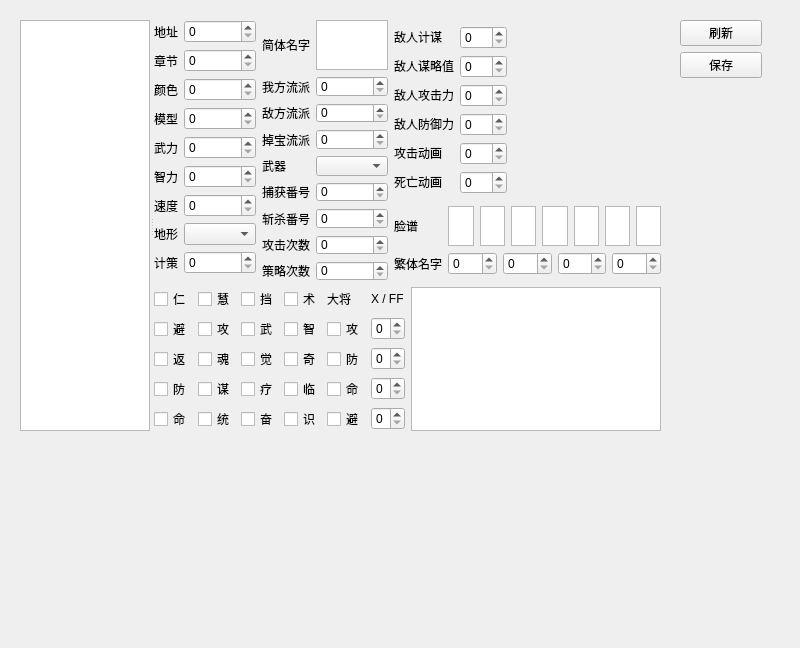
First picture: the form in militarycommander.ui, repository NTS2R/nts2r_evo_editor, before the edit.
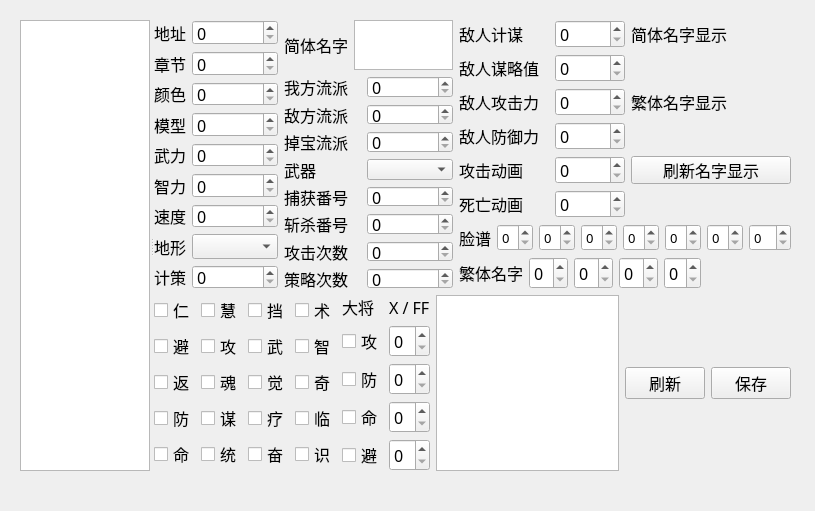
Second picture: the form after the edit.

Diff of the .ui file:
```diff
--- a/militarycommander.ui
+++ b/militarycommander.ui
@@ -6,8 +6,8 @@
    <rect>
     <x>0</x>
     <y>0</y>
-    <width>800</width>
-    <height>648</height>
+    <width>815</width>
+    <height>511</height>
    </rect>
   </property>
   <property name="sizePolicy">
@@ -16,61 +16,22 @@
     <verstretch>0</verstretch>
    </sizepolicy>
   </property>
+  <property name="font">
+   <font>
+    <family>微软雅黑</family>
+    <pointsize>12</pointsize>
+   </font>
+  </property>
   <property name="windowTitle">
    <string>Form</string>
   </property>
-  <widget class="QWidget" name="layoutWidget">
-   <property name="geometry">
-    <rect>
-     <x>680</x>
-     <y>20</y>
-     <width>82</width>
-     <height>411</height>
-    </rect>
-   </property>
-   <layout class="QVBoxLayout" name="verticalLayout_4">
-    <item>
-     <widget class="QPushButton" name="refreshButton">
-      <property name="text">
-       <string>刷新</string>
-      </property>
-      <property name="iconSize">
-       <size>
-        <width>32</width>
-        <height>32</height>
-       </size>
-      </property>
-     </widget>
-    </item>
-    <item>
-     <widget class="QPushButton" name="saveButton">
-      <property name="text">
-       <string>保存</string>
-      </property>
-     </widget>
-    </item>
-    <item>
-     <spacer name="verticalSpacer">
-      <property name="orientation">
-       <enum>Qt::Vertical</enum>
-      </property>
-      <property name="sizeHint" stdset="0">
-       <size>
-        <width>20</width>
-        <height>40</height>
-       </size>
-      </property>
-     </spacer>
-    </item>
-   </layout>
-  </widget>
   <widget class="QSplitter" name="splitter">
    <property name="geometry">
     <rect>
      <x>20</x>
      <y>20</y>
-     <width>641</width>
-     <height>411</height>
+     <width>771</width>
+     <height>451</height>
     </rect>
    </property>
    <property name="minimumSize">
@@ -112,9 +73,6 @@
     <layout class="QVBoxLayout" name="verticalLayout_3">
      <item>
       <layout class="QHBoxLayout" name="horizontalLayout_3">
-       <item>
-        <layout class="QHBoxLayout" name="horizontalLayout_2"/>
-       </item>
        <item>
         <layout class="QGridLayout" name="gridLayout">
          <item row="3" column="0">
@@ -416,14 +374,14 @@
            <item row="6" column="0">
             <widget class="QLabel" name="label_16">
              <property name="sizePolicy">
-              <sizepolicy hsizetype="Preferred" vsizetype="Fixed">
+              <sizepolicy hsizetype="Expanding" vsizetype="Fixed">
                <horstretch>0</horstretch>
                <verstretch>0</verstretch>
               </sizepolicy>
              </property>
              <property name="maximumSize">
               <size>
-               <width>60</width>
+               <width>90</width>
                <height>16777215</height>
               </size>
              </property>
@@ -432,70 +390,22 @@
              </property>
             </widget>
            </item>
-           <item row="3" column="0">
-            <widget class="QLabel" name="label_21">
+           <item row="1" column="0">
+            <widget class="QLabel" name="label_19">
              <property name="sizePolicy">
-              <sizepolicy hsizetype="Preferred" vsizetype="Fixed">
+              <sizepolicy hsizetype="Expanding" vsizetype="Fixed">
                <horstretch>0</horstretch>
                <verstretch>0</verstretch>
               </sizepolicy>
              </property>
              <property name="maximumSize">
               <size>
-               <width>60</width>
+               <width>90</width>
                <height>16777215</height>
               </size>
              </property>
              <property name="text">
-              <string>敌人防御力</string>
-             </property>
-            </widget>
-           </item>
-           <item row="0" column="0">
-            <widget class="QLabel" name="label_18">
-             <property name="sizePolicy">
-              <sizepolicy hsizetype="Preferred" vsizetype="Fixed">
-               <horstretch>0</horstretch>
-               <verstretch>0</verstretch>
-              </sizepolicy>
-             </property>
-             <property name="maximumSize">
-              <size>
-               <width>60</width>
-               <height>16777215</height>
-              </size>
-             </property>
-             <property name="text">
-              <string>敌人计谋</string>
-             </property>
-            </widget>
-           </item>
-           <item row="5" column="1">
-            <widget class="QSpinBox" name="attackAnimationSpinBox">
-             <property name="maximumSize">
-              <size>
-               <width>70</width>
-               <height>16777215</height>
-              </size>
-             </property>
-             <property name="maximum">
-              <number>255</number>
-             </property>
-             <property name="displayIntegerBase">
-              <number>16</number>
-             </property>
-            </widget>
-           </item>
-           <item row="1" column="1">
-            <widget class="QSpinBox" name="moulvezhiSpinBox">
-             <property name="maximumSize">
-              <size>
-               <width>70</width>
-               <height>16777215</height>
-              </size>
-             </property>
-             <property name="maximum">
-              <number>255</number>
+              <string>敌人谋略值</string>
              </property>
             </widget>
            </item>
@@ -528,17 +438,30 @@
              </property>
             </widget>
            </item>
+           <item row="2" column="1">
+            <widget class="QSpinBox" name="gongjiliSpinBox">
+             <property name="maximumSize">
+              <size>
+               <width>70</width>
+               <height>16777215</height>
+              </size>
+             </property>
+             <property name="maximum">
+              <number>255</number>
+             </property>
+            </widget>
+           </item>
            <item row="2" column="0">
             <widget class="QLabel" name="label_20">
              <property name="sizePolicy">
-              <sizepolicy hsizetype="Preferred" vsizetype="Fixed">
+              <sizepolicy hsizetype="Expanding" vsizetype="Fixed">
                <horstretch>0</horstretch>
                <verstretch>0</verstretch>
               </sizepolicy>
              </property>
              <property name="maximumSize">
               <size>
-               <width>60</width>
+               <width>90</width>
                <height>16777215</height>
               </size>
              </property>
@@ -547,13 +470,143 @@
              </property>
             </widget>
            </item>
-           <item row="5" column="2">
+           <item row="5" column="1">
+            <widget class="QSpinBox" name="attackAnimationSpinBox">
+             <property name="maximumSize">
+              <size>
+               <width>70</width>
+               <height>16777215</height>
+              </size>
+             </property>
+             <property name="maximum">
+              <number>255</number>
+             </property>
+             <property name="displayIntegerBase">
+              <number>16</number>
+             </property>
+            </widget>
+           </item>
+           <item row="1" column="1">
+            <widget class="QSpinBox" name="moulvezhiSpinBox">
+             <property name="maximumSize">
+              <size>
+               <width>70</width>
+               <height>16777215</height>
+              </size>
+             </property>
+             <property name="maximum">
+              <number>255</number>
+             </property>
+            </widget>
+           </item>
+           <item row="0" column="0">
+            <widget class="QLabel" name="label_18">
+             <property name="sizePolicy">
+              <sizepolicy hsizetype="Expanding" vsizetype="Fixed">
+               <horstretch>0</horstretch>
+               <verstretch>0</verstretch>
+              </sizepolicy>
+             </property>
+             <property name="maximumSize">
+              <size>
+               <width>90</width>
+               <height>16777215</height>
+              </size>
+             </property>
+             <property name="text">
+              <string>敌人计谋</string>
+             </property>
+            </widget>
+           </item>
+           <item row="3" column="0">
+            <widget class="QLabel" name="label_21">
+             <property name="sizePolicy">
+              <sizepolicy hsizetype="Expanding" vsizetype="Fixed">
+               <horstretch>0</horstretch>
+               <verstretch>0</verstretch>
+              </sizepolicy>
+             </property>
+             <property name="maximumSize">
+              <size>
+               <width>90</width>
+               <height>16777215</height>
+              </size>
+             </property>
+             <property name="text">
+              <string>敌人防御力</string>
+             </property>
+            </widget>
+           </item>
+           <item row="5" column="0">
+            <widget class="QLabel" name="label_15">
+             <property name="sizePolicy">
+              <sizepolicy hsizetype="Expanding" vsizetype="Fixed">
+               <horstretch>0</horstretch>
+               <verstretch>0</verstretch>
+              </sizepolicy>
+             </property>
+             <property name="maximumSize">
+              <size>
+               <width>90</width>
+               <height>16777215</height>
+              </size>
+             </property>
+             <property name="text">
+              <string>攻击动画</string>
+             </property>
+            </widget>
+           </item>
+           <item row="6" column="1">
+            <widget class="QSpinBox" name="deadAnimationSpinBox">
+             <property name="maximumSize">
+              <size>
+               <width>70</width>
+               <height>16777215</height>
+              </size>
+             </property>
+             <property name="maximum">
+              <number>255</number>
+             </property>
+             <property name="displayIntegerBase">
+              <number>16</number>
+             </property>
+            </widget>
+           </item>
+           <item row="0" column="2">
+            <widget class="QLabel" name="label_13">
+             <property name="text">
+              <string>简体名字显示</string>
+             </property>
+            </widget>
+           </item>
+           <item row="2" column="2">
+            <widget class="QLabel" name="label_14">
+             <property name="text">
+              <string>繁体名字显示</string>
+             </property>
+            </widget>
+           </item>
+           <item row="1" column="2">
+            <widget class="QLabel" name="chsNameLabel">
+             <property name="text">
+              <string/>
+             </property>
+            </widget>
+           </item>
+           <item row="3" column="2">
+            <widget class="QLabel" name="chtNameLabel">
+             <property name="text">
+              <string/>
+             </property>
+            </widget>
+           </item>
+           <item row="6" column="2">
             <spacer name="horizontalSpacer">
              <property name="orientation">
               <enum>Qt::Horizontal</enum>
              </property>
              <property name="sizeType">
-              <enum>QSizePolicy::Expanding</enum>
+              <enum>QSizePolicy::Fixed</enum>
              </property>
              <property name="sizeHint" stdset="0">
               <size>
@@ -563,70 +616,10 @@
              </property>
             </spacer>
            </item>
-           <item row="5" column="0">
-            <widget class="QLabel" name="label_15">
-             <property name="sizePolicy">
-              <sizepolicy hsizetype="Preferred" vsizetype="Fixed">
-               <horstretch>0</horstretch>
-               <verstretch>0</verstretch>
-              </sizepolicy>
-             </property>
-             <property name="maximumSize">
-              <size>
-               <width>60</width>
-               <height>16777215</height>
-              </size>
-             </property>
+           <item row="5" column="2">
+            <widget class="QPushButton" name="refreshNameShowButton">
              <property name="text">
-              <string>攻击动画</string>
-             </property>
-            </widget>
-           </item>
-           <item row="2" column="1">
-            <widget class="QSpinBox" name="gongjiliSpinBox">
-             <property name="maximumSize">
-              <size>
-               <width>70</width>
-               <height>16777215</height>
-              </size>
-             </property>
-             <property name="maximum">
-              <number>255</number>
-             </property>
-            </widget>
-           </item>
-           <item row="6" column="1">
-            <widget class="QSpinBox" name="deadAnimationSpinBox">
-             <property name="maximumSize">
-              <size>
-               <width>70</width>
-               <height>16777215</height>
-              </size>
-             </property>
-             <property name="maximum">
-              <number>255</number>
-             </property>
-             <property name="displayIntegerBase">
-              <number>16</number>
-             </property>
-            </widget>
-           </item>
-           <item row="1" column="0">
-            <widget class="QLabel" name="label_19">
-             <property name="sizePolicy">
-              <sizepolicy hsizetype="Preferred" vsizetype="Fixed">
-               <horstretch>0</horstretch>
-               <verstretch>0</verstretch>
-              </sizepolicy>
-             </property>
-             <property name="maximumSize">
-              <size>
-               <width>60</width>
-               <height>16777215</height>
-              </size>
-             </property>
-             <property name="text">
-              <string>敌人谋略值</string>
+              <string>刷新名字显示</string>
              </property>
             </widget>
            </item>
@@ -635,140 +628,127 @@
          <item>
           <layout class="QGridLayout" name="gridLayout_4">
            <item row="0" column="0">
-            <widget class="QLabel" name="label_12">
-             <property name="text">
-              <string>脸谱</string>
-             </property>
-            </widget>
-           </item>
-           <item row="1" column="0">
-            <widget class="QLabel" name="label_7">
-             <property name="text">
-              <string>繁体名字</string>
-             </property>
-            </widget>
-           </item>
-           <item row="0" column="1">
-            <layout class="QHBoxLayout" name="horizontalLayout_5">
-             <property name="sizeConstraint">
-              <enum>QLayout::SetMaximumSize</enum>
-             </property>
+            <layout class="QHBoxLayout" name="horizontalLayout_2">
              <item>
-              <widget class="QPlainTextEdit" name="faceText1">
-               <property name="sizePolicy">
-                <sizepolicy hsizetype="Expanding" vsizetype="Fixed">
-                 <horstretch>0</horstretch>
-                 <verstretch>0</verstretch>
-                </sizepolicy>
+              <widget class="QLabel" name="label_12">
+               <property name="text">
+                <string>脸谱</string>
                </property>
-               <property name="maximumSize">
-                <size>
-                 <width>16777215</width>
-                 <height>40</height>
-                </size>
+              </widget>
+             </item>
+             <item>
+              <widget class="QSpinBox" name="faceSpinBox1">
+               <property name="font">
+                <font>
+                 <pointsize>10</pointsize>
+                </font>
                </property>
+               <property name="maximum">
+                <number>255</number>
+               </property>
+               <property name="displayIntegerBase">
+                <number>16</number>
+               </property>
               </widget>
              </item>
              <item>
-              <widget class="QPlainTextEdit" name="faceText2">
-               <property name="sizePolicy">
-                <sizepolicy hsizetype="Expanding" vsizetype="Fixed">
-                 <horstretch>0</horstretch>
-                 <verstretch>0</verstretch>
-                </sizepolicy>
+              <widget class="QSpinBox" name="faceSpinBox2">
+               <property name="font">
+                <font>
+                 <pointsize>10</pointsize>
+                </font>
                </property>
-               <property name="maximumSize">
-                <size>
-                 <width>16777215</width>
-                 <height>40</height>
-                </size>
+               <property name="maximum">
+                <number>255</number>
                </property>
+               <property name="displayIntegerBase">
+                <number>16</number>
+               </property>
               </widget>
              </item>
              <item>
-              <widget class="QPlainTextEdit" name="faceText3">
-               <property name="sizePolicy">
-                <sizepolicy hsizetype="Expanding" vsizetype="Fixed">
-                 <horstretch>0</horstretch>
-                 <verstretch>0</verstretch>
-                </sizepolicy>
+              <widget class="QSpinBox" name="faceSpinBox3">
+               <property name="font">
+                <font>
+                 <pointsize>10</pointsize>
+                </font>
                </property>
-               <property name="maximumSize">
-                <size>
-                 <width>16777215</width>
-                 <height>40</height>
-                </size>
+               <property name="maximum">
+                <number>255</number>
                </property>
+               <property name="displayIntegerBase">
+                <number>16</number>
+               </property>
               </widget>
              </item>
              <item>
-              <widget class="QPlainTextEdit" name="faceText4">
-               <property name="sizePolicy">
-                <sizepolicy hsizetype="Expanding" vsizetype="Fixed">
-                 <horstretch>0</horstretch>
-                 <verstretch>0</verstretch>
-                </sizepolicy>
+              <widget class="QSpinBox" name="faceSpinBox4">
+               <property name="font">
+                <font>
+                 <pointsize>10</pointsize>
+                </font>
                </property>
-               <property name="maximumSize">
-                <size>
-                 <width>16777215</width>
-                 <height>40</height>
-                </size>
+               <property name="maximum">
+                <number>255</number>
                </property>
+               <property name="displayIntegerBase">
+                <number>16</number>
+               </property>
               </widget>
              </item>
              <item>
-              <widget class="QPlainTextEdit" name="faceText5">
-               <property name="sizePolicy">
-                <sizepolicy hsizetype="Expanding" vsizetype="Fixed">
-                 <horstretch>0</horstretch>
-                 <verstretch>0</verstretch>
-                </sizepolicy>
+              <widget class="QSpinBox" name="faceSpinBox5">
+               <property name="font">
+                <font>
+                 <pointsize>10</pointsize>
+                </font>
                </property>
-               <property name="maximumSize">
-                <size>
-                 <width>16777215</width>
-                 <height>40</height>
-                </size>
+               <property name="maximum">
+                <number>255</number>
                </property>
+               <property name="displayIntegerBase">
+                <number>16</number>
+               </property>
               </widget>
              </item>
              <item>
-              <widget class="QPlainTextEdit" name="faceText6">
-               <property name="sizePolicy">
-                <sizepolicy hsizetype="Expanding" vsizetype="Fixed">
-                 <horstretch>0</horstretch>
-                 <verstretch>0</verstretch>
-                </sizepolicy>
+              <widget class="QSpinBox" name="faceSpinBox6">
+               <property name="font">
+                <font>
+                 <pointsize>10</pointsize>
+                </font>
                </property>
-               <property name="maximumSize">
-                <size>
-                 <width>16777215</width>
-                 <height>40</height>
-                </size>
+               <property name="maximum">
+                <number>255</number>
                </property>
+               <property name="displayIntegerBase">
+                <number>16</number>
+               </property>
               </widget>
              </item>
              <item>
-              <widget class="QPlainTextEdit" name="faceControlText">
-               <property name="sizePolicy">
-                <sizepolicy hsizetype="Expanding" vsizetype="Fixed">
-                 <horstretch>0</horstretch>
-                 <verstretch>0</verstretch>
-                </sizepolicy>
+              <widget class="QSpinBox" name="faceControlSpinBox">
+               <property name="font">
+                <font>
+                 <pointsize>10</pointsize>
+                </font>
                </property>
-               <property name="maximumSize">
-                <size>
-                 <width>16777215</width>
-                 <height>40</height>
-                </size>
+               <property name="maximum">
+                <number>16</number>
                </property>
               </widget>
              </item>
             </layout>
            </item>
-           <item row="1" column="1">
-            <layout class="QHBoxLayout" name="horizontalLayout_6">
+           <item row="1" column="0">
+            <layout class="QHBoxLayout" name="horizontalLayout_8">
+             <item>
+              <widget class="QLabel" name="label_7">
+               <property name="text">
+                <string>繁体名字</string>
+               </property>
+              </widget>
+             </item>
              <item>
               <widget class="QSpinBox" name="chtNameSpinBox1">
                <property name="maximum">
@@ -812,6 +792,19 @@
                </property>
               </widget>
              </item>
+             <item>
+              <spacer name="horizontalSpacer_2">
+               <property name="orientation">
+                <enum>Qt::Horizontal</enum>
+               </property>
+               <property name="sizeHint" stdset="0">
+                <size>
+                 <width>40</width>
+                 <height>20</height>
+                </size>
+               </property>
+              </spacer>
+             </item>
             </layout>
            </item>
           </layout>
@@ -968,27 +961,6 @@
        </item>
        <item>
         <layout class="QGridLayout" name="gridLayout_5">
-         <item row="3" column="0">
-          <widget class="QCheckBox" name="mingCheck">
-           <property name="text">
-            <string>命</string>
-           </property>
-          </widget>
-         </item>
-         <item row="2" column="0">
-          <widget class="QCheckBox" name="fangCheck">
-           <property name="text">
-            <string>防</string>
-           </property>
-          </widget>
-         </item>
-         <item row="4" column="0">
-          <widget class="QCheckBox" name="biCheck">
-           <property name="text">
-            <string>避</string>
-           </property>
-          </widget>
-         </item>
          <item row="1" column="0">
           <widget class="QCheckBox" name="gongCheck">
            <property name="text">
@@ -996,6 +968,47 @@
            </property>
           </widget>
          </item>
+         <item row="4" column="1">
+          <widget class="QSpinBox" name="biSpinBox">
+           <property name="maximum">
+            <number>255</number>
+           </property>
+           <property name="displayIntegerBase">
+            <number>16</number>
+           </property>
+          </widget>
+         </item>
+         <item row="4" column="0">
+          <widget class="QCheckBox" name="biCheck">
+           <property name="text">
+            <string>避</string>
+           </property>
+          </widget>
+         </item>
+         <item row="1" column="1">
+          <widget class="QSpinBox" name="gongSpinBox">
+           <property name="maximum">
+            <number>255</number>
+           </property>
+           <property name="displayIntegerBase">
+            <number>16</number>
+           </property>
+          </widget>
+         </item>
+         <item row="0" column="1">
+          <widget class="QLabel" name="label_26">
+           <property name="text">
+            <string>X / FF</string>
+           </property>
+          </widget>
+         </item>
+         <item row="3" column="0">
+          <widget class="QCheckBox" name="mingCheck">
+           <property name="text">
+            <string>命</string>
+           </property>
+          </widget>
+         </item>
          <item row="0" column="0">
           <widget class="QLabel" name="label_25">
            <property name="text">
@@ -1003,13 +1016,10 @@
            </property>
           </widget>
          </item>
-         <item row="1" column="1">
-          <widget class="QSpinBox" name="gongSpinBox">
-           <property name="maximum">
-            <number>255</number>
-           </property>
-           <property name="displayIntegerBase">
-            <number>16</number>
+         <item row="2" column="0">
+          <widget class="QCheckBox" name="fangCheck">
+           <property name="text">
+            <string>防</string>
            </property>
           </widget>
          </item>
@@ -1033,28 +1043,35 @@
            </property>
           </widget>
          </item>
-         <item row="4" column="1">
-          <widget class="QSpinBox" name="biSpinBox">
-           <property name="maximum">
-            <number>255</number>
-           </property>
-           <property name="displayIntegerBase">
-            <number>16</number>
-           </property>
-          </widget>
-         </item>
-         <item row="0" column="1">
-          <widget class="QLabel" name="label_26">
-           <property name="text">
-            <string>X / FF</string>
-           </property>
-          </widget>
-         </item>
         </layout>
        </item>
        <item>
         <widget class="QTextEdit" name="dataEdit"/>
        </item>
+       <item>
+        <layout class="QHBoxLayout" name="horizontalLayout_7">
+         <item>
+          <widget class="QPushButton" name="refreshButton">
+           <property name="text">
+            <string>刷新</string>
+           </property>
+           <property name="iconSize">
+            <size>
+             <width>32</width>
+             <height>32</height>
+            </size>
+           </property>
+          </widget>
+         </item>
+         <item>
+          <widget class="QPushButton" name="saveButton">
+           <property name="text">
+            <string>保存</string>
+           </property>
+          </widget>
+         </item>
+        </layout>
+       </item>
       </layout>
      </item>
     </layout>
```
Left out of the diff: 2 changed lines with no effect on the pictures.
